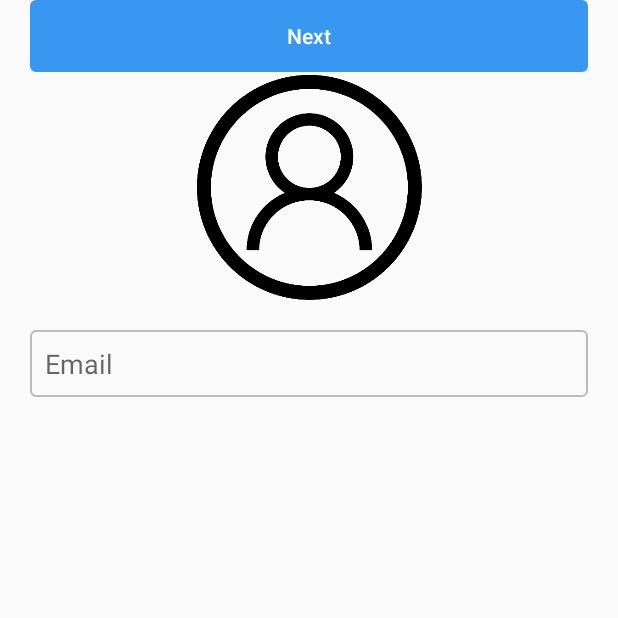
After one commit to truongnmt/Instagram-clone-kotlin, an Android app: the RegisterActivity screen opened directly, with no data from a screen before it, on a phone screen of 412 x 824 dp, the top half of it. The commit adds this screen. Run offline under Robolectric (Android 15) with nearby library versions, the phone set to English and light mode, and no system bars.

Commit message:
Refactor activities, add register activity and fragments

```diff
--- a/app/src/main/java/com/example/nguyenmanhtruong/instagram/BaseActivity.kt
+++ b/app/src/main/java/com/example/nguyenmanhtruong/instagram/activities/BaseActivity.kt
@@ -1,8 +1,9 @@
-package com.example.nguyenmanhtruong.instagram
+package com.example.nguyenmanhtruong.instagram.activities
 
 import android.content.Intent
 import android.support.v7.app.AppCompatActivity
 import android.util.Log
+import com.example.nguyenmanhtruong.instagram.R
 import kotlinx.android.synthetic.main.bottom_navigation_view.*
 
 abstract class BaseActivity(val navNumber: Int) : AppCompatActivity() {
--- a/app/src/main/java/com/example/nguyenmanhtruong/instagram/HomeActivity.kt
+++ b/app/src/main/java/com/example/nguyenmanhtruong/instagram/activities/HomeActivity.kt
@@ -1,8 +1,9 @@
-package com.example.nguyenmanhtruong.instagram
+package com.example.nguyenmanhtruong.instagram.activities
 
 import android.content.Intent
 import android.os.Bundle
 import android.util.Log
+import com.example.nguyenmanhtruong.instagram.R
 import com.google.firebase.auth.FirebaseAuth
 import kotlinx.android.synthetic.main.activity_home.*
 
--- a/app/src/main/java/com/example/nguyenmanhtruong/instagram/LikesActivity.kt
+++ b/app/src/main/java/com/example/nguyenmanhtruong/instagram/activities/LikesActivity.kt
@@ -1,7 +1,8 @@
-package com.example.nguyenmanhtruong.instagram
+package com.example.nguyenmanhtruong.instagram.activities
 
 import android.os.Bundle
 import android.util.Log
+import com.example.nguyenmanhtruong.instagram.R
 
 class LikesActivity : BaseActivity(3) {
     private val TAG = "LikesActivity"
--- a/app/src/main/java/com/example/nguyenmanhtruong/instagram/LoginActivity.kt
+++ b/app/src/main/java/com/example/nguyenmanhtruong/instagram/activities/LoginActivity.kt
@@ -1,4 +1,4 @@
-package com.example.nguyenmanhtruong.instagram
+package com.example.nguyenmanhtruong.instagram.activities
 
 import android.content.Intent
 import android.support.v7.app.AppCompatActivity
@@ -8,6 +8,7 @@ import android.text.TextWatcher
 import android.util.Log
 import android.view.View
 import android.widget.Toast
+import com.example.nguyenmanhtruong.instagram.R
 import com.google.firebase.auth.FirebaseAuth
 import kotlinx.android.synthetic.main.activity_login.*
 import net.yslibrary.android.keyboardvisibilityevent.KeyboardVisibilityEvent
@@ -43,7 +44,7 @@ class LoginActivity : AppCompatActivity(), KeyboardVisibilityEventListener, Text
                 }
             }
         } else {
-            Toast.makeText(this, "Please enter email and password", Toast.LENGTH_SHORT)
+            showToast("Please enter email and password")
         }
     }
 
--- a/app/src/main/java/com/example/nguyenmanhtruong/instagram/ProfileActivity.kt
+++ b/app/src/main/java/com/example/nguyenmanhtruong/instagram/activities/ProfileActivity.kt
@@ -1,8 +1,9 @@
-package com.example.nguyenmanhtruong.instagram
+package com.example.nguyenmanhtruong.instagram.activities
 
 import android.content.Intent
 import android.os.Bundle
 import android.util.Log
+import com.example.nguyenmanhtruong.instagram.R
 import kotlinx.android.synthetic.main.activity_profile.*
 
 class ProfileActivity : BaseActivity(4) {
--- /dev/null
+++ b/app/src/main/java/com/example/nguyenmanhtruong/instagram/activities/RegisterActivity.kt
@@ -0,0 +1,36 @@
+package com.example.nguyenmanhtruong.instagram.activities
+
+import android.support.v7.app.AppCompatActivity
+import android.os.Bundle
+import android.support.v4.app.Fragment
+import android.view.LayoutInflater
+import android.view.View
+import android.view.ViewGroup
+import com.example.nguyenmanhtruong.instagram.R
+
+class RegisterActivity : AppCompatActivity() {
+
+    override fun onCreate(savedInstanceState: Bundle?) {
+        super.onCreate(savedInstanceState)
+        setContentView(R.layout.activity_register)
+
+        if (savedInstanceState == null) {
+            supportFragmentManager.beginTransaction().add(R.id.frame_layout, EmailFragment())
+                    .commit()
+        }
+    }
+}
+
+// 1 - Email, next button
+class EmailFragment : Fragment() {
+    override fun onCreateView(inflater: LayoutInflater, container: ViewGroup?, savedInstanceState: Bundle?): View? {
+        return inflater.inflate(R.layout.fragment_register_email, container, false)
+    }
+}
+
+// 2 - Full name, password, register button
+class NamePassFragment : Fragment() {
+    override fun onCreateView(inflater: LayoutInflater, container: ViewGroup?, savedInstanceState: Bundle?): View? {
+        return inflater.inflate(R.layout.fragment_register_namepass, container, false)
+    }
+}
--- a/app/src/main/java/com/example/nguyenmanhtruong/instagram/SearchActivity.kt
+++ b/app/src/main/java/com/example/nguyenmanhtruong/instagram/activities/SearchActivity.kt
@@ -1,7 +1,8 @@
-package com.example.nguyenmanhtruong.instagram
+package com.example.nguyenmanhtruong.instagram.activities
 
 import android.os.Bundle
 import android.util.Log
+import com.example.nguyenmanhtruong.instagram.R
 
 class SearchActivity : BaseActivity(1) {
     private val TAG = "SearchActivity"
--- a/app/src/main/java/com/example/nguyenmanhtruong/instagram/ShareActivity.kt
+++ b/app/src/main/java/com/example/nguyenmanhtruong/instagram/activities/ShareActivity.kt
@@ -1,7 +1,8 @@
-package com.example.nguyenmanhtruong.instagram
+package com.example.nguyenmanhtruong.instagram.activities
 
 import android.os.Bundle
 import android.util.Log
+import com.example.nguyenmanhtruong.instagram.R
 
 class ShareActivity : BaseActivity(2) {
     private val TAG = "ShareActivity"
--- a/app/src/main/res/layout/activity_edit_profile.xml
+++ b/app/src/main/res/layout/activity_edit_profile.xml
@@ -5,7 +5,7 @@
     android:layout_width="match_parent"
     android:layout_height="match_parent"
     android:background="@color/white"
-    tools:context=".EditProfileActivity"
+    tools:context=".activities.EditProfileActivity"
     android:scrollY="1000px">
 
     <android.support.constraint.ConstraintLayout
--- a/app/src/main/res/layout/activity_login.xml
+++ b/app/src/main/res/layout/activity_login.xml
@@ -12,7 +12,7 @@
     <android.support.constraint.ConstraintLayout
         android:layout_height="match_parent"
         android:layout_width="match_parent"
-        tools:context=".LoginActivity">
+        tools:context=".activities.LoginActivity">
 
         <ImageView
             android:id="@+id/instagram_image"
--- a/app/src/main/res/layout/activity_profile.xml
+++ b/app/src/main/res/layout/activity_profile.xml
@@ -4,7 +4,7 @@
     android:layout_width="match_parent"
     android:layout_height="match_parent"
     xmlns:app="http://schemas.android.com/apk/res-auto"
-    tools:context=".ProfileActivity">
+    tools:context=".activities.ProfileActivity">
 
     <android.support.v7.widget.Toolbar
         android:id="@+id/toolbar"
--- /dev/null
+++ b/app/src/main/res/layout/activity_register.xml
@@ -0,0 +1,10 @@
+<?xml version="1.0" encoding="utf-8"?>
+<FrameLayout xmlns:android="http://schemas.android.com/apk/res/android"
+    xmlns:app="http://schemas.android.com/apk/res-auto"
+    xmlns:tools="http://schemas.android.com/tools"
+    android:id="@+id/frame_layout"
+    android:layout_width="match_parent"
+    android:layout_height="match_parent"
+    tools:context=".activities.RegisterActivity">
+
+</FrameLayout>
--- /dev/null
+++ b/app/src/main/res/layout/fragment_register_email.xml
@@ -0,0 +1,28 @@
+<?xml version="1.0" encoding="utf-8"?>
+<android.support.constraint.ConstraintLayout xmlns:android="http://schemas.android.com/apk/res/android"
+    xmlns:app="http://schemas.android.com/apk/res-auto"
+    android:layout_width="match_parent"
+    android:layout_height="match_parent">
+
+    <ImageView
+        android:id="@+id/person_image"
+        android:layout_width="150dp"
+        android:layout_height="150dp"
+        android:layout_marginTop="50dp"
+        android:src="@drawable/person"
+        app:layout_constraintEnd_toEndOf="parent"
+        app:layout_constraintStart_toStartOf="parent"
+        app:layout_constraintTop_toTopOf="parent" />
+
+    <EditText
+        style="@style/login_input"
+        android:hint="Email"
+        android:inputType="textEmailAddress"
+        app:layout_constraintTop_toBottomOf="@id/person_image" />
+
+    <Button
+        android:id="@+id/next_btn"
+        style="@style/login_btn"
+        android:text="Next" />
+
+</android.support.constraint.ConstraintLayout>
```
Also changed, not shown: app/src/main/AndroidManifest.xml (+10 -8 lines), app/src/main/java/com/example/nguyenmanhtruong/instagram/EditProfileActivity.kt (deleted, +0 -48 lines), app/src/main/java/com/example/nguyenmanhtruong/instagram/activities/EditProfileActivity.kt (added, +38 -0 lines), app/src/main/java/com/example/nguyenmanhtruong/instagram/activities/Utils.kt (added, +26 -0 lines), app/src/main/res/layout/fragment_register_namepass.xml (added, +40 -0 lines), app/src/main/res/drawable-xxhdpi/person.png (added).
